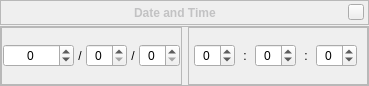
Above: src/gui/dateTimeDialogGui.ui from 519984307/stellarium_src before the change. Below: the same form after it.
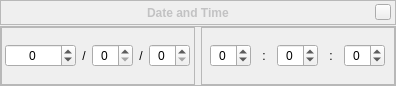
That is the form after the change. Custom widgets are drawn as their Qt base class.

Commit message: Changed close buttons focus policy.

What changed in the file:
```diff
--- a/src/gui/dateTimeDialogGui.ui
+++ b/src/gui/dateTimeDialogGui.ui
@@ -5,7 +5,7 @@
    <rect>
     <x>0</x>
     <y>0</y>
-    <width>369</width>
+    <width>396</width>
     <height>86</height>
    </rect>
   </property>
```
Left out of the diff: 3 changed lines with no effect on the pictures. The commit also changes 3 other files.
